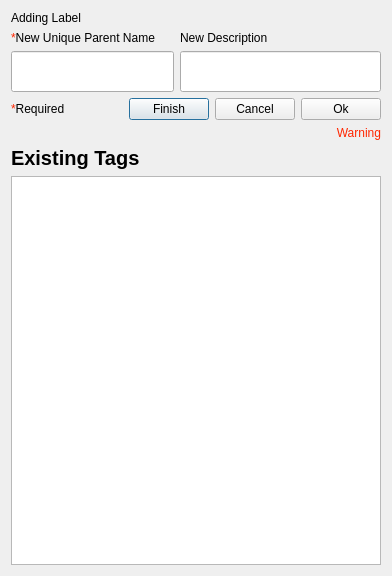
Before: the Qt Designer form ui/AddTreeTags.ui in kathrynmetcalf/GeoCORK, drawn with Qt 5.
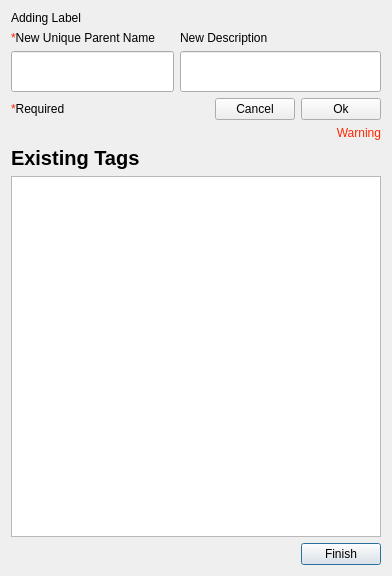
After: the same form once the commit is applied.

Commit message: Fixed drag and drop issues. Created new QSqlQueryModel to search the database instead of filtering the source model so that it would work with recursion. Added dialogs for cancel or x and commit. Moved finish button to bottom of add tags dialog. Implemented add parent functionality and seems to work!

```diff
--- a/ui/AddTreeTags.ui
+++ b/ui/AddTreeTags.ui
@@ -13,8 +13,6 @@
   <property name="windowTitle">
    <string>Dialog</string>
   </property>
-  <layout class="QVBoxLayout" name="verticalLayout_4">
-   <item>
     <layout class="QVBoxLayout" name="verticalLayout_3">
      <item>
       <widget class="QLabel" name="adding_label">
@@ -97,13 +95,6 @@
          </property>
         </spacer>
        </item>
-       <item>
-        <widget class="QPushButton" name="finish_pushButton">
-         <property name="text">
-          <string>Finish</string>
-         </property>
-        </widget>
-       </item>
        <item>
         <widget class="QPushButton" name="cancel_pushButton">
          <property name="sizePolicy">
@@ -160,6 +151,28 @@
      </item>
      <item>
       <widget class="QTreeView" name="tags_treeView"/>
+   </item>
+   <item>
+    <layout class="QHBoxLayout" name="horizontalLayout_3">
+     <item>
+      <spacer name="horizontalSpacer_2">
+       <property name="orientation">
+        <enum>Qt::Horizontal</enum>
+       </property>
+       <property name="sizeHint" stdset="0">
+        <size>
+         <width>40</width>
+         <height>20</height>
+        </size>
+       </property>
+      </spacer>
+     </item>
+     <item>
+      <widget class="QPushButton" name="finish_pushButton">
+       <property name="text">
+        <string>Finish</string>
+       </property>
+      </widget>
      </item>
     </layout>
    </item>
```
Lines whose indentation alone changed are shown as unchanged. The commit also changes 4 other files.
